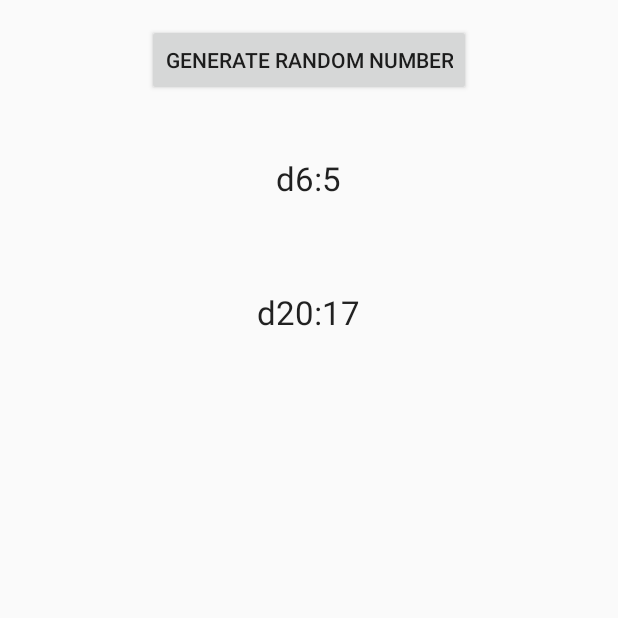
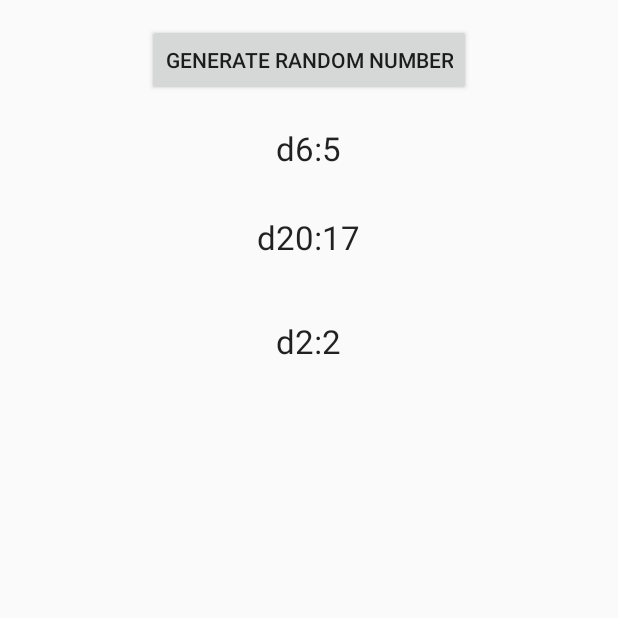
Before and after one commit to Donrwalsh/Chunky, an Android app: the GameScreen screen opened directly, with no data from a screen before it, after a tap on "GENERATE RANDOM NUMBER", on a phone screen of 412 x 824 dp, the top half of it. Run offline under Robolectric (Android 15) with nearby library versions, the phone set to English and light mode, and no system bars.

Commit message:
Added coinflip

```diff
--- a/app/src/main/java/com/example/bigbrass/GameScreen.java
+++ b/app/src/main/java/com/example/bigbrass/GameScreen.java
@@ -33,5 +33,10 @@ public class GameScreen extends AppCompatActivity {
         TextView random20 = (TextView)findViewById(R.id.textViewd20);
         random20.setText("d20:" + d20Roll);
 
+        final Random d2 = new Random();
+        int d2Roll = d2.nextInt(2) + 1;
+        TextView random2 = (TextView)findViewById(R.id.textViewcoin);
+        random2.setText("d2:" + d2Roll);
+
     }
 }
--- a/app/src/main/res/layout/activity_game_screen.xml
+++ b/app/src/main/res/layout/activity_game_screen.xml
@@ -24,7 +24,7 @@
         android:layout_width="wrap_content"
         android:layout_height="wrap_content"
         android:layout_centerHorizontal="true"
-        android:layout_marginTop="40dp"
+        android:layout_marginTop="20dp"
         android:text=""
         android:textAppearance="?android:attr/textAppearanceLarge" />
 
@@ -34,7 +34,17 @@
         android:layout_width="wrap_content"
         android:layout_height="wrap_content"
         android:layout_centerHorizontal="true"
-        android:layout_marginTop="60dp"
+        android:layout_marginTop="30dp"
+        android:text=""
+        android:textAppearance="?android:attr/textAppearanceLarge" />
+
+    <TextView
+        android:id="@+id/textViewcoin"
+        android:layout_below="@+id/textViewd20"
+        android:layout_width="wrap_content"
+        android:layout_height="wrap_content"
+        android:layout_centerHorizontal="true"
+        android:layout_marginTop="40dp"
         android:text=""
         android:textAppearance="?android:attr/textAppearanceLarge" />
 
--- a/app/src/main/res/values/strings.xml
+++ b/app/src/main/res/values/strings.xml
@@ -2,7 +2,7 @@
     <string name="app_name">Chunky</string>
     <!--Homepage Text-->
     <string name="welcome_screen">Welcome to Chunky!</string>
-    <string name="new_game_button">New Game (nope)</string>
+    <string name="new_game_button">New Game</string>
     <string name="about_button">About</string>
     <!--About Text-->
     <string name="about_screen">About Chunky</string>
```
